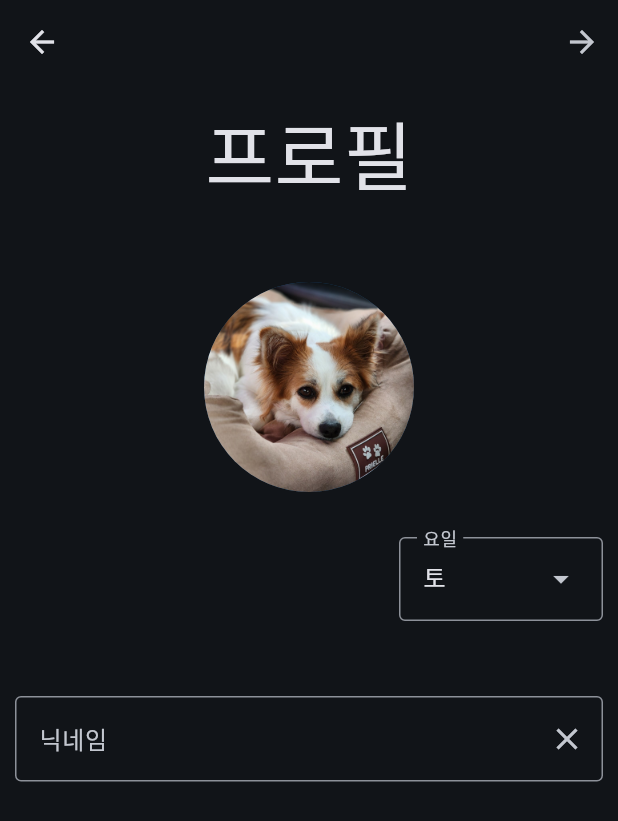
After one commit to Music-Camp/Music-Camp-Flutter, a Flutter app: the LoginProfileScreen screen opened directly, on a phone screen of 412 x 824 dp. The commit adds this screen. Shown: the top 821 px of the screen. Run offline on Flutter 3.47's test engine with Material 3 defaults, Android fonts, the phone set to English and light mode, and no system bars; missing offline and left inert: dart:ffi.

Commit message:
[FEAT #11] 로그인 화면 구현

```diff
--- /dev/null
+++ b/lib/screen/login_main_screen.dart
@@ -0,0 +1,33 @@
+import 'package:flutter/material.dart';
+import 'package:music_camp/screen/login_profile_screen.dart';
+
+class LoginMainScreen extends StatefulWidget {
+  const LoginMainScreen({super.key});
+
+  @override
+  State<LoginMainScreen> createState() => _LoginMainScreenState();
+}
+
+class _LoginMainScreenState extends State<LoginMainScreen> {
+  @override
+  Widget build(BuildContext context) {
+    return Scaffold(
+        body: Center(
+          child: Column(
+            mainAxisAlignment: MainAxisAlignment.end,
+            children: [
+
+              ElevatedButton(
+                onPressed: () {
+                  Navigator.of(context).push(
+                    MaterialPageRoute(builder: (context) => LoginProfileScreen(),)
+                  );
+                },
+                child: Image.asset("lib/assets/images/button_kakao.png"),
+              ),
+              Padding(padding: EdgeInsets.only(bottom: 10))
+            ]
+          ),
+    ));
+  }
+}
--- /dev/null
+++ b/lib/screen/login_profile_screen.dart
@@ -0,0 +1,20 @@
+import 'package:flutter/material.dart';
+import 'package:music_camp/widget/login_profile_list_view.dart';
+import 'package:music_camp/widget/login_profile_top_app_bar.dart';
+
+class LoginProfileScreen extends StatefulWidget {
+  const LoginProfileScreen({super.key});
+
+  @override
+  State<LoginProfileScreen> createState() => _LoginProfileScreenState();
+}
+
+class _LoginProfileScreenState extends State<LoginProfileScreen> {
+  @override
+  Widget build(BuildContext context) {
+    return Scaffold(
+      appBar: LoginProfileTopAppBar(),
+      body: LoginProfileListView(),
+    );
+  }
+}
--- a/lib/screen/main_screen.dart
+++ b/lib/screen/main_screen.dart
@@ -4,6 +4,7 @@ import 'package:flutter/material.dart';
 import 'package:music_camp/provider/tab_page_index_provider.dart';
 import 'package:music_camp/screen/attend_screen.dart';
 import 'package:music_camp/screen/board_screen.dart';
+import 'package:music_camp/screen/login_main_screen.dart';
 import 'package:music_camp/screen/my_page_screen.dart';
 import 'package:provider/provider.dart';
 
@@ -37,6 +38,7 @@ class _MainScreenState extends State<MainScreen> {
         BoardScreen(),
         AttendScreen(),
         MyPageScreen(),
+        LoginMainScreen(),
       ][currentPageIndex],
     );
   }
--- /dev/null
+++ b/lib/widget/login_profile_list_view.dart
@@ -0,0 +1,93 @@
+import 'package:flutter/material.dart';
+
+enum WeekLabel {
+  monday('월'),
+  tuesday('화'),
+  wednesday('수'),
+  thursday('목'),
+  friday('금'),
+  saturday('토'),
+  sunday('일');
+
+  const WeekLabel(this.label);
+  final String label;
+
+}
+
+class LoginProfileListView extends StatefulWidget {
+  const LoginProfileListView({super.key});
+
+  @override
+  State<LoginProfileListView> createState() => _LoginProfileListViewState();
+}
+
+class _LoginProfileListViewState extends State<LoginProfileListView> {
+  final TextEditingController weekController = TextEditingController();
+  WeekLabel? selectedWeek;
+  @override
+  Widget build(BuildContext context) {
+    return ListView(
+      padding: EdgeInsets.fromLTRB(10, 10, 10, 0),
+      children: [
+        Center(
+          child: Column(
+            children: [
+              // 프로필 텍스트
+              Text(
+                "프로필",
+                style: TextStyle(fontSize: 50),
+              ),
+              // 프로필 이미지뷰
+              Padding(padding: EdgeInsets.only(top: 50)),
+              CircleAvatar(
+                radius: 70,
+                backgroundImage: AssetImage("lib/assets/images/img_dog.jpg"),
+              ),
+              // 요일
+              Padding(padding: EdgeInsets.only(top: 30)),
+              Row(
+                mainAxisAlignment: MainAxisAlignment.end,
+                children: [
+                  DropdownMenu<WeekLabel>(
+                    initialSelection: WeekLabel.saturday,
+                    controller: weekController,
+                    // requestFocusOnTap is enabled/disabled by platforms when it is null.
+                    // On mobile platforms, this is false by default. Setting this to true will
+                    // trigger focus request on the text field and virtual keyboard will appear
+                    // afterward. On desktop platforms however, this defaults to true.
+                    requestFocusOnTap: true,
+                    label: const Text('요일'),
+                    onSelected: (WeekLabel? week) {
+                      setState(() {
+                        selectedWeek = week;
+                      });
+                    },
+                    dropdownMenuEntries: WeekLabel.values
+                        .map<DropdownMenuEntry<WeekLabel>>(
+                            (WeekLabel week) {
+                          return DropdownMenuEntry<WeekLabel>(
+                            value: week,
+                            label: week.label,
+                          );
+                        }).toList(),
+                  ),
+                ],),
+              // 닉네임 TextField
+              Padding(padding: EdgeInsets.only(top: 50)),
+              TextField(
+                decoration: InputDecoration(
+                  suffixIcon: Icon(Icons.clear),
+                  labelText: '닉네임',
+                  hintText: '닉네임을 입력하세요',
+                  border: OutlineInputBorder(),
+                ),
+              ),
+
+
+            ],
+          ),
+        ),
+      ],
+    );
+  }
+}
--- /dev/null
+++ b/lib/widget/login_profile_top_app_bar.dart
@@ -0,0 +1,26 @@
+import 'package:flutter/material.dart';
+
+class LoginProfileTopAppBar extends StatefulWidget implements PreferredSizeWidget{
+  const LoginProfileTopAppBar({super.key});
+
+  @override
+  State<LoginProfileTopAppBar> createState() => _LoginProfileTopAppBarState();
+
+  @override
+  // TODO: implement preferredSize
+  Size get preferredSize => Size.fromHeight(kToolbarHeight);
+}
+
+class _LoginProfileTopAppBarState extends State<LoginProfileTopAppBar> {
+  @override
+  Widget build(BuildContext context) {
+    return AppBar(
+      actions: [
+        IconButton(
+            onPressed: (){},
+            icon: Icon(Icons.arrow_forward)
+        )
+      ],
+    );
+  }
+}
--- a/lib/widget/main_bottom_navigation_bar.dart
+++ b/lib/widget/main_bottom_navigation_bar.dart
@@ -42,6 +42,14 @@ class MainBottomNavigationBar extends StatefulWidget {
              selectedIcon: Icon(Icons.person),
              label: "프로필"
          ),
+
+         NavigationDestination(
+           // 평상시의 아이콘
+             icon: Icon(Icons.person_outlined),
+             // 눌러졌을 때의 아이콘
+             selectedIcon: Icon(Icons.person),
+             label: "로그인"
+         ),
        ],
        // 네비게이션 바에 배치된 아이콘 메뉴들 중 어떤 것을 선택할 것인가
        selectedIndex: tabPageIndexProvider.currentPageIndex,
```
Also changed, not shown: lib/assets/images/button_kakao.png (added).
